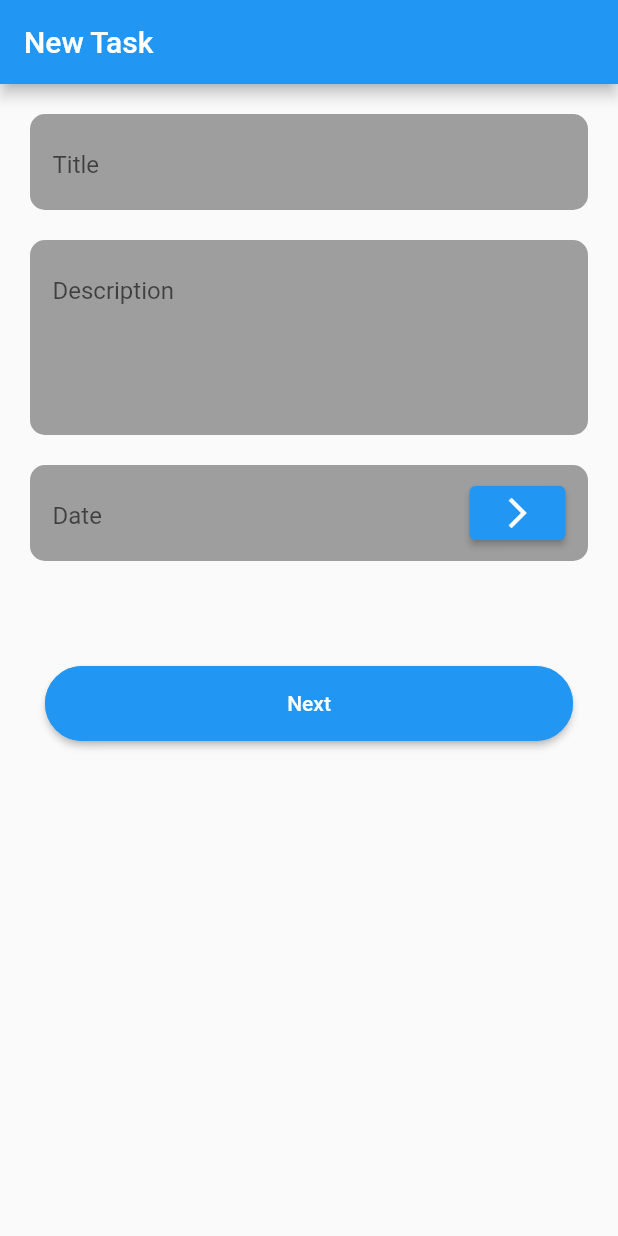
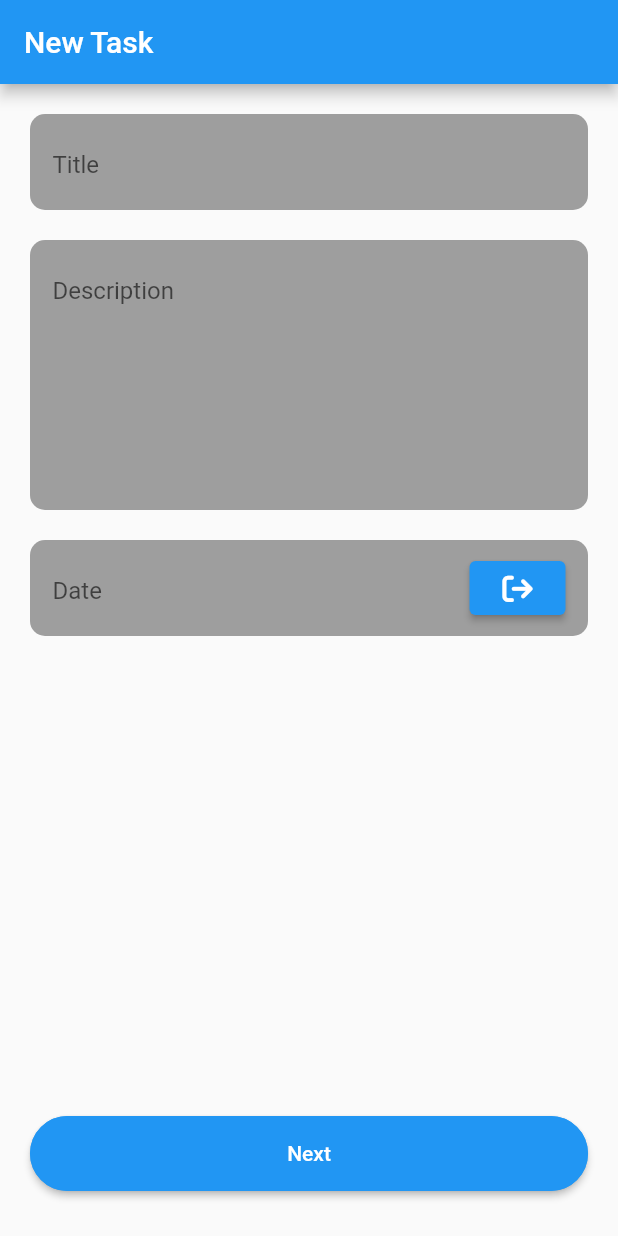
Before and after one commit to ihnaqi/Mid-October-10-2022, a Flutter app: the screen it shows after launch, on a phone screen of 412 x 824 dp. Run offline on Flutter 3.47's test engine with Material 2 defaults, Android fonts, the phone set to English and light mode, and no system bars; our stand-ins replace font_awesome_flutter.

Commit message:
prettified the code

```diff
--- a/lib/mid.dart
+++ b/lib/mid.dart
@@ -1,6 +1,7 @@
 import 'package:flutter/material.dart';
 import 'package:flutter/src/foundation/key.dart';
 import 'package:flutter/src/widgets/framework.dart';
+import 'package:font_awesome_flutter/font_awesome_flutter.dart';
 import 'package:intl/intl.dart';
 
 class Mid extends StatefulWidget {
@@ -25,10 +26,8 @@ class _MidState extends State<Mid> {
       appBar: AppBar(
         title: const Text('New Task'),
       ),
-      body: SingleChildScrollView(
-        child: Center(
-          child: Column(
-            mainAxisAlignment: MainAxisAlignment.center,
+      body: Column(
+        mainAxisAlignment: MainAxisAlignment.spaceBetween,
         children: [
           Padding(
             padding: const EdgeInsets.all(10.0),
@@ -42,12 +41,13 @@ class _MidState extends State<Mid> {
                       borderRadius: BorderRadius.circular(10.0),
                     ),
                     child: Padding(
-                          padding: const EdgeInsets.only(
-                              left: 15, right: 15, top: 5),
+                      padding:
+                          const EdgeInsets.only(left: 15, right: 15, top: 5),
                       child: TextFormField(
                         decoration: const InputDecoration(
                           border: InputBorder.none,
                           labelText: 'Title',
+                          hintText: 'Write the title of your task here',
                         ),
                       ),
                     ),
@@ -60,17 +60,18 @@ class _MidState extends State<Mid> {
                       color: Colors.grey,
                       borderRadius: BorderRadius.circular(10.0),
                     ),
+                    height: 180,
                     child: Padding(
-                          padding: const EdgeInsets.only(
-                              left: 15, right: 15, top: 5),
+                      padding:
+                          const EdgeInsets.only(left: 15, right: 15, top: 5),
                       child: TextFormField(
                         decoration: const InputDecoration(
                           border: InputBorder.none,
                           labelText: 'Description',
+                          hintText: 'Write the description of your task here',
                         ),
                       ),
                     ),
-                        height: 130,
                   ),
                 ),
                 Padding(
@@ -90,6 +91,7 @@ class _MidState extends State<Mid> {
                             decoration: const InputDecoration(
                               border: InputBorder.none,
                               labelText: 'Date',
+                              hintText: 'YYYY-MM-DD',
                             ),
                             controller: dateInput,
                           ),
@@ -98,6 +100,7 @@ class _MidState extends State<Mid> {
                       Positioned(
                         right: 15,
                         child: ElevatedButton(
+                          style: const ButtonStyle(),
                           onPressed: () async {
                             DateTime? pickedDate = await showDatePicker(
                                 context: context,
@@ -107,15 +110,15 @@ class _MidState extends State<Mid> {
 
                             if (pickedDate != null) {
                               String formattedDate =
-                                      DateFormat('yyyy-MM-dd')
-                                          .format(pickedDate);
+                                  DateFormat('yyyy-MM-dd').format(pickedDate);
                               setState(() {
                                 dateInput.text = formattedDate;
                               });
                             } else {}
                           },
-                              child: const Icon(
-                                Icons.arrow_forward_ios,
+                          child: const FaIcon(
+                            FontAwesomeIcons.arrowRightFromBracket,
+                            size: 20,
                           ),
                         ),
                       ),
@@ -127,10 +130,9 @@ class _MidState extends State<Mid> {
           ),
           Padding(
             padding: const EdgeInsets.only(
-                  top: 50,
-                  left: 30,
-                  bottom: 4,
-                  right: 30,
+              left: 20,
+              bottom: 30,
+              right: 20,
             ),
             child: SizedBox(
               height: 50,
@@ -138,10 +140,6 @@ class _MidState extends State<Mid> {
               child: ElevatedButton(
                 // color: Colors.green,
                 onPressed: () {},
-                    child: Text(
-                      'Next',
-                      style: TextStyle(color: Colors.white),
-                    ),
                 style: ButtonStyle(
                   backgroundColor:
                       MaterialStateProperty.all<Color>(Colors.blue),
@@ -154,13 +152,15 @@ class _MidState extends State<Mid> {
                     ),
                   ),
                 ),
+                child: const Text(
+                  'Next',
+                  style: TextStyle(color: Colors.white),
+                ),
               ),
             ),
           ),
         ],
       ),
-        ),
-      ),
     );
   }
 }
```
Lines whose indentation alone changed are shown as unchanged.
